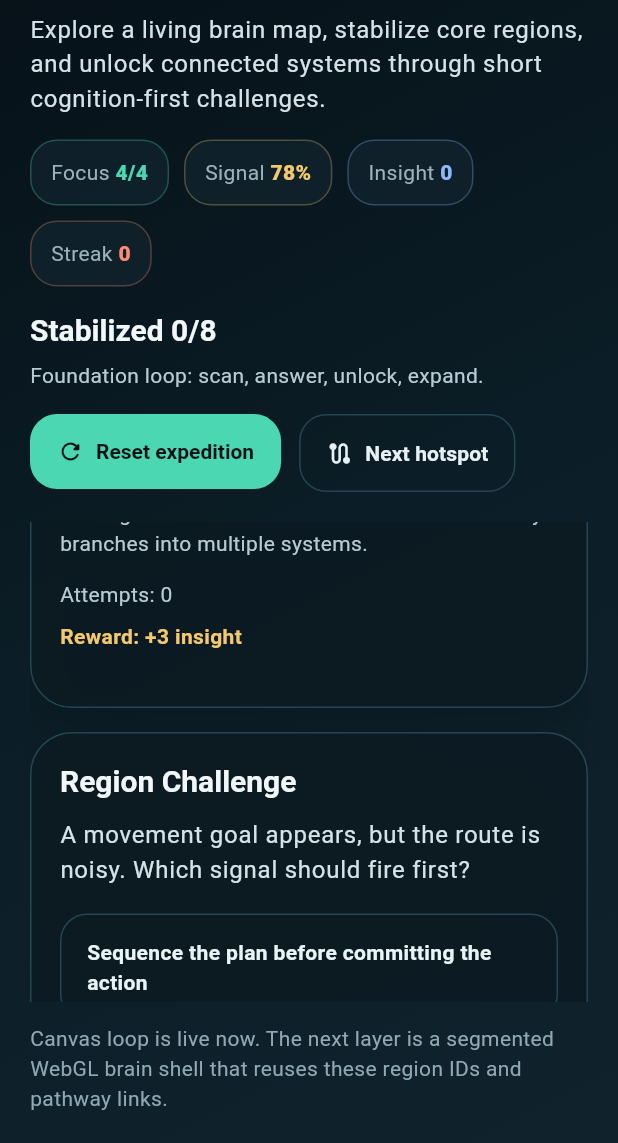
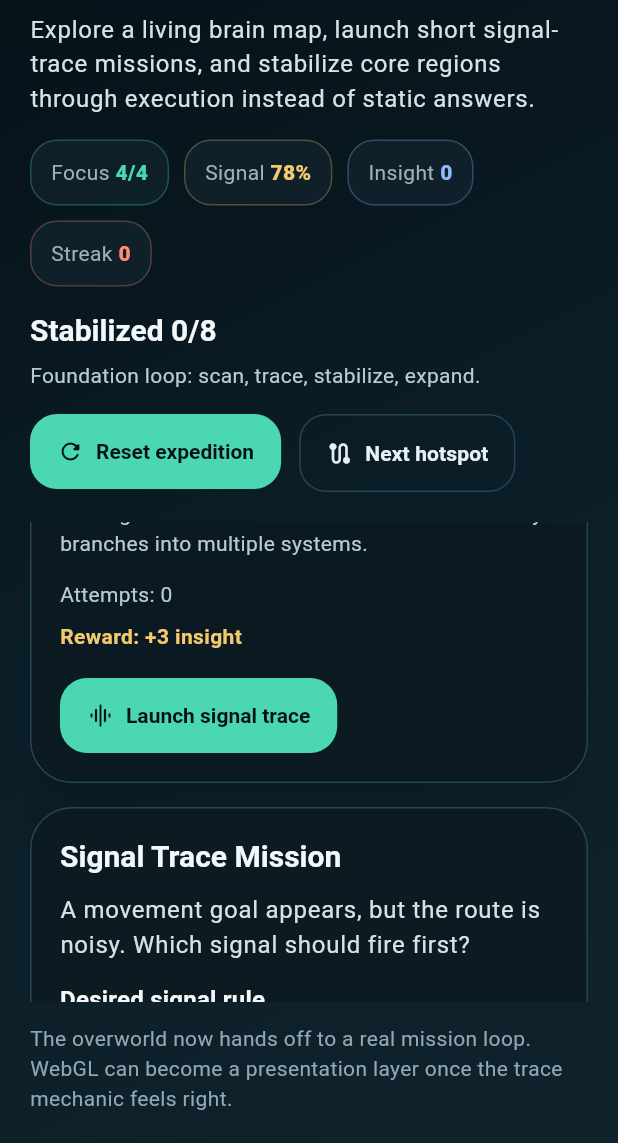
Before and after one commit to soulwax/Brain-Atlas-Flutter, a Flutter app: the screen it shows after launch, scrolled down 576 dp, on a phone screen of 412 x 824 dp, the part 93-1236 px from its top. Run offline on Flutter 3.47's test engine with Material 3 defaults, Android fonts, the light colour scheme and no system bars.

Commit message:
Enhance Signal Trace mission functionality and update gameplay mechanics

```diff
--- a/lib/features/expedition/presentation/brain_expedition_screen.dart
+++ b/lib/features/expedition/presentation/brain_expedition_screen.dart
@@ -4,7 +4,9 @@ import 'package:flutter/material.dart';
 
 import '../application/brain_expedition_controller.dart';
 import '../domain/brain_region.dart';
+import '../domain/signal_trace_mission.dart';
 import 'widgets/brain_map_canvas.dart';
+import 'widgets/signal_trace_mission_sheet.dart';
 
 class BrainExpeditionScreen extends StatefulWidget {
   const BrainExpeditionScreen({super.key});
@@ -17,6 +19,22 @@ class _BrainExpeditionScreenState extends State<BrainExpeditionScreen>
     with SingleTickerProviderStateMixin {
   late final BrainExpeditionController _controller;
   late final AnimationController _pulseController;
+  String? _activeMissionRegionId;
+
+  BrainRegion? get _activeMissionRegion {
+    final activeMissionRegionId = _activeMissionRegionId;
+    if (activeMissionRegionId == null) {
+      return null;
+    }
+
+    for (final BrainRegion region in _controller.regions) {
+      if (region.id == activeMissionRegionId) {
+        return region;
+      }
+    }
+
+    return null;
+  }
 
   @override
   void initState() {
@@ -45,10 +63,13 @@ class _BrainExpeditionScreenState extends State<BrainExpeditionScreen>
     return AnimatedBuilder(
       animation: mergedListenable,
       builder: (BuildContext context, Widget? child) {
+        final activeMissionRegion = _activeMissionRegion;
         final theme = Theme.of(context);
 
         return Scaffold(
-          body: DecoratedBox(
+          body: Stack(
+            children: <Widget>[
+              DecoratedBox(
                 decoration: const BoxDecoration(
                   gradient: LinearGradient(
                     begin: Alignment.topLeft,
@@ -70,26 +91,33 @@ class _BrainExpeditionScreenState extends State<BrainExpeditionScreen>
                           controller: _controller,
                           pulse: _pulseController.value,
                         );
-                    final sidePanel = _SidePanel(controller: _controller);
+                        final sidePanel = _SidePanel(
+                          controller: _controller,
+                          onLaunchMission: _openMissionForSelectedRegion,
+                        );
 
                         return Column(
                           crossAxisAlignment: CrossAxisAlignment.start,
                           children: <Widget>[
                             _Header(
                               controller: _controller,
-                          onReset: _controller.reset,
+                              onReset: _handleReset,
                             ),
                             const SizedBox(height: 20),
                             Expanded(
                               child: isWide
                                   ? Row(
-                                  crossAxisAlignment: CrossAxisAlignment.start,
+                                      crossAxisAlignment:
+                                          CrossAxisAlignment.start,
                                       children: <Widget>[
                                         Expanded(flex: 7, child: mapPanel),
                                         const SizedBox(width: 18),
                                         SizedBox(
                                           width: math
-                                          .min(430, constraints.maxWidth * 0.33)
+                                              .min(
+                                                430,
+                                                constraints.maxWidth * 0.33,
+                                              )
                                               .toDouble(),
                                           child: sidePanel,
                                         ),
@@ -100,7 +128,10 @@ class _BrainExpeditionScreenState extends State<BrainExpeditionScreen>
                                         crossAxisAlignment:
                                             CrossAxisAlignment.stretch,
                                         children: <Widget>[
-                                      SizedBox(height: 440, child: mapPanel),
+                                          SizedBox(
+                                            height: 440,
+                                            child: mapPanel,
+                                          ),
                                           const SizedBox(height: 18),
                                           sidePanel,
                                         ],
@@ -109,7 +140,7 @@ class _BrainExpeditionScreenState extends State<BrainExpeditionScreen>
                             ),
                             const SizedBox(height: 14),
                             Text(
-                          'Canvas loop is live now. The next layer is a segmented WebGL brain shell that reuses these region IDs and pathway links.',
+                              'The overworld now hands off to a real mission loop. WebGL can become a presentation layer once the trace mechanic feels right.',
                               style: theme.textTheme.bodyMedium?.copyWith(
                                 color: const Color(0xFF8EA8B4),
                               ),
@@ -121,9 +152,49 @@ class _BrainExpeditionScreenState extends State<BrainExpeditionScreen>
                   ),
                 ),
               ),
+              if (activeMissionRegion != null)
+                SignalTraceMissionSheet(
+                  region: activeMissionRegion,
+                  focus: _controller.focus,
+                  signalStrength: _controller.signalStrength,
+                  onMissionSuccess: (double integrity) {
+                    _controller.completeSelectedMission(integrity: integrity);
+                  },
+                  onMissionFailure: (String reason) {
+                    _controller.failSelectedMission(reason: reason);
+                  },
+                  onClose: _closeMission,
+                ),
+            ],
+          ),
         );
       },
     );
+  }
+
+  void _openMissionForSelectedRegion() {
+    if (!_controller.canLaunchSelectedMission) {
+      return;
+    }
+
+    setState(() {
+      _activeMissionRegionId = _controller.selectedRegion.id;
+    });
+  }
+
+  void _closeMission() {
+    if (_activeMissionRegionId == null) {
+      return;
+    }
+
+    setState(() {
+      _activeMissionRegionId = null;
+    });
+  }
+
+  void _handleReset() {
+    _closeMission();
+    _controller.reset();
   }
 }
 
@@ -151,7 +222,7 @@ class _Header extends StatelessWidget {
               Text('Neural Cartographer', style: theme.textTheme.displaySmall),
               const SizedBox(height: 10),
               Text(
-                'Explore a living brain map, stabilize core regions, and unlock connected systems through short cognition-first challenges.',
+                'Explore a living brain map, launch short signal-trace missions, and stabilize core regions through execution instead of static answers.',
                 style: theme.textTheme.bodyLarge,
               ),
               const SizedBox(height: 16),
@@ -190,7 +261,7 @@ class _Header extends StatelessWidget {
             Text(controller.progressLabel, style: theme.textTheme.titleLarge),
             const SizedBox(height: 8),
             Text(
-              'Foundation loop: scan, answer, unlock, expand.',
+              'Foundation loop: scan, trace, stabilize, expand.',
               style: theme.textTheme.bodyMedium,
             ),
             const SizedBox(height: 16),
@@ -238,7 +309,7 @@ class _MapPanel extends StatelessWidget {
             children: <Widget>[
               Text('Exploration Surface', style: theme.textTheme.titleLarge),
               const Chip(label: Text('Canvas-ready')),
-              const Chip(label: Text('WebGL slot planned')),
+              const Chip(label: Text('Mission loop active')),
               Chip(label: Text('${controller.reachableCount} hotspots online')),
             ],
           ),
@@ -287,14 +358,16 @@ class _MapPanel extends StatelessWidget {
 }
 
 class _SidePanel extends StatelessWidget {
-  const _SidePanel({required this.controller});
+  const _SidePanel({required this.controller, required this.onLaunchMission});
 
   final BrainExpeditionController controller;
+  final VoidCallback onLaunchMission;
 
   @override
   Widget build(BuildContext context) {
     final region = controller.selectedRegion;
     final progress = controller.selectedProgress;
+    final spec = buildSignalTraceMissionSpec(region);
     final theme = Theme.of(context);
 
     return SingleChildScrollView(
@@ -332,7 +405,13 @@ class _SidePanel extends StatelessWidget {
                   ),
                 ),
                 const SizedBox(height: 18),
-                if (progress.isStabilized)
+                if (controller.canLaunchSelectedMission)
+                  FilledButton.icon(
+                    onPressed: onLaunchMission,
+                    icon: const Icon(Icons.graphic_eq_rounded),
+                    label: const Text('Launch signal trace'),
+                  )
+                else
                   OutlinedButton.icon(
                     onPressed: controller.jumpToNextFrontier,
                     icon: const Icon(Icons.arrow_outward_rounded),
@@ -346,41 +425,33 @@ class _SidePanel extends StatelessWidget {
             child: Column(
               crossAxisAlignment: CrossAxisAlignment.start,
               children: <Widget>[
-                Text('Region Challenge', style: theme.textTheme.titleLarge),
+                Text('Signal Trace Mission', style: theme.textTheme.titleLarge),
                 const SizedBox(height: 12),
-                Text(region.challengePrompt, style: theme.textTheme.bodyLarge),
-                const SizedBox(height: 18),
-                if (progress.isStabilized)
                 Text(
-                    'This node is already stable. Use the map or jump to the next hotspot.',
+                  controller.selectedMissionPrompt,
+                  style: theme.textTheme.bodyLarge,
+                ),
+                const SizedBox(height: 14),
+                Text('Desired signal rule', style: theme.textTheme.titleMedium),
+                const SizedBox(height: 6),
+                Text(
+                  controller.selectedSignalRule,
                   style: theme.textTheme.bodyMedium,
-                  )
-                else
-                  ...List<Widget>.generate(region.challengeOptions.length, (
-                    int index,
-                  ) {
-                    final option = region.challengeOptions[index];
-                    return Padding(
-                      padding: EdgeInsets.only(
-                        bottom: index == region.challengeOptions.length - 1
-                            ? 0
-                            : 12,
                 ),
-                      child: OutlinedButton(
-                        onPressed: () => controller.answerSelected(index),
-                        child: Align(
-                          alignment: Alignment.centerLeft,
-                          child: Text(
-                            option.label,
-                            style: theme.textTheme.bodyMedium?.copyWith(
-                              color: const Color(0xFFE9F4F7),
-                              fontWeight: FontWeight.w600,
+                const SizedBox(height: 16),
+                _StatLine(
+                  label: 'Time window',
+                  value: '${spec.timeLimit.inSeconds}s',
                 ),
+                _StatLine(
+                  label: 'Noise fields',
+                  value: '${spec.noiseZones.length}',
                 ),
+                _StatLine(
+                  label: 'Signal corridor',
+                  value: '${(spec.laneWidthFactor * 100).round()}%',
                 ),
-                      ),
-                    );
-                  }),
+                _StatLine(label: 'Difficulty', value: '${spec.difficulty}'),
               ],
             ),
           ),
@@ -400,16 +471,16 @@ class _SidePanel extends StatelessWidget {
                 const SizedBox(height: 14),
                 const _LoopStep(
                   index: '02',
-                  title: 'Resolve a short cognition challenge',
+                  title: 'Trace the signal route',
                   description:
-                      'Choose the signal that matches the region’s real neurological function.',
+                      'Launch a short mission, drag the pulse through every relay, and avoid unstable noise fields.',
                 ),
                 const SizedBox(height: 14),
                 const _LoopStep(
                   index: '03',
-                  title: 'Unlock adjacent pathways',
+                  title: 'Stabilize and expand',
                   description:
-                      'Correct answers stabilize the node, boost insight, and expose connected regions to explore next.',
+                      'Successful traces stabilize the node, boost insight, and expose adjacent pathways for the next run.',
                 ),
               ],
             ),
@@ -421,7 +492,7 @@ class _SidePanel extends StatelessWidget {
               children: <Widget>[
                 Text('Recent Activity', style: theme.textTheme.titleLarge),
                 const SizedBox(height: 12),
-                for (final entry in controller.activityFeed)
+                for (final String entry in controller.activityFeed)
                   Padding(
                     padding: const EdgeInsets.only(bottom: 10),
                     child: Text('• $entry', style: theme.textTheme.bodyMedium),
@@ -440,7 +511,7 @@ class _SidePanel extends StatelessWidget {
                     style: theme.textTheme.titleLarge,
                   ),
                   const SizedBox(height: 12),
-                  for (final entry in controller.codexEntries)
+                  for (final String entry in controller.codexEntries)
                     Padding(
                       padding: const EdgeInsets.only(bottom: 10),
                       child: Text(
@@ -608,3 +679,32 @@ class _LoopStep extends StatelessWidget {
     );
   }
 }
+
+class _StatLine extends StatelessWidget {
+  const _StatLine({required this.label, required this.value});
+
+  final String label;
+  final String value;
+
+  @override
+  Widget build(BuildContext context) {
+    final theme = Theme.of(context);
+
+    return Padding(
+      padding: const EdgeInsets.only(bottom: 8),
+      child: Row(
+        children: <Widget>[
+          Expanded(
+            child: Text(
+              label,
+              style: theme.textTheme.bodyMedium?.copyWith(
+                color: const Color(0xFF94AAB4),
+              ),
+            ),
+          ),
+          Text(value, style: theme.textTheme.titleMedium),
+        ],
+      ),
+    );
+  }
+}
--- a/lib/features/expedition/presentation/widgets/brain_map_canvas.dart
+++ b/lib/features/expedition/presentation/widgets/brain_map_canvas.dart
@@ -295,7 +295,9 @@ class _BrainMapPainter extends CustomPainter {
         final pulsePaint = Paint()
           ..style = PaintingStyle.stroke
           ..strokeWidth = 2
-          ..color = const Color(0xFFB0F6E3).withValues(alpha: 0.35 + (pulse * 0.25));
+          ..color = const Color(
+            0xFFB0F6E3,
+          ).withValues(alpha: 0.35 + (pulse * 0.25));
         canvas.drawCircle(center, radius * (1.28 + (pulse * 0.1)), pulsePaint);
       }
 
--- a/pubspec.yaml
+++ b/pubspec.yaml
@@ -1,7 +1,7 @@
 name: nyris_neurology
 description: "A new Flutter project."
 publish_to: 'none'
-version: 0.2.0+2
+version: 0.3.0+3
 
 environment:
   sdk: ^3.11.0-271.0.dev
```
Also changed, not shown: lib/features/expedition/application/brain_expedition_controller.dart (+10 -3 lines), lib/features/expedition/domain/signal_trace_mission.dart (+6 -5 lines), lib/features/expedition/presentation/widgets/signal_trace_mission_sheet.dart (+58 -40 lines), 3 other files. Lines whose indentation alone changed are shown as unchanged.
